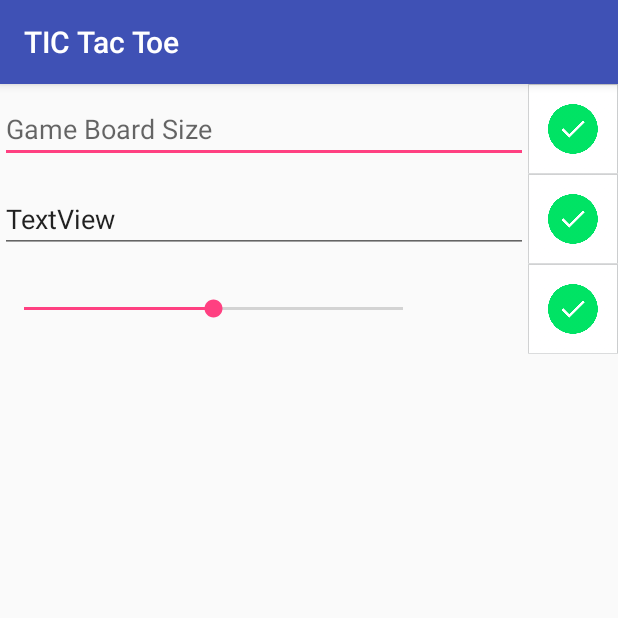
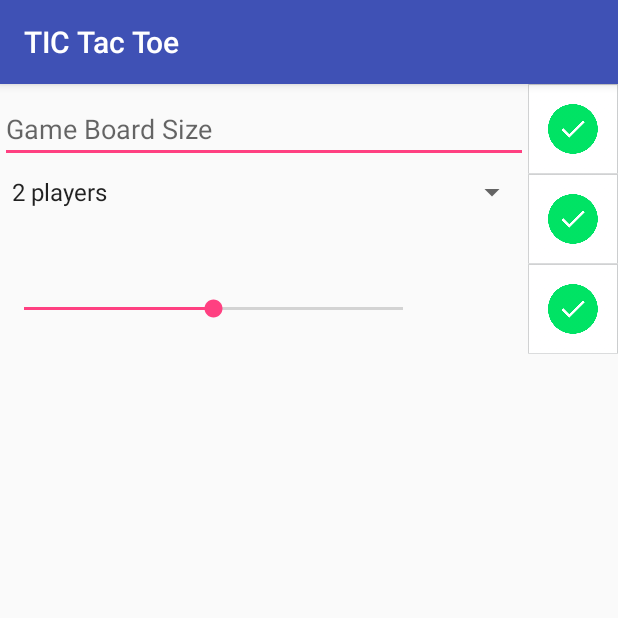
Before and after one commit to binyamin5555/SuperTicTacToe, an Android app: the screen it shows after launch (SettingsActivity), after a tap on "SETTINGS", on a phone screen of 412 x 824 dp, the top half of it. Run offline under Robolectric (Android 15) with nearby library versions, the phone set to English and light mode, and no system bars.

Commit message:
Added shared preferences and a spinner

```diff
--- a/TICTacToe/app/src/main/java/com/example/madmon/tictactoe/GameSettings.java
+++ b/TICTacToe/app/src/main/java/com/example/madmon/tictactoe/GameSettings.java
@@ -6,11 +6,15 @@ package com.example.madmon.tictactoe;
 
 public class GameSettings {
 
+    public static final String SHARED_PREFS_PLAYERS_NUM_SELECTED = "SHARED_PREFS_PLAYERS_NUM_SELECTED";
+
+
+
     public static final int DEFAULT_FAME_DIM = 3;
     public static final int DEFAULT_PERSISTANT_PERCENTAGE = 50;
+    public static final int MIN_NUMBER_OF_PLAYERS = 2;
 
     public static int gameDim = DEFAULT_FAME_DIM;
     public static int persistantTileAppearancePercentage = DEFAULT_PERSISTANT_PERCENTAGE;
 
-
 }
--- a/TICTacToe/app/src/main/java/com/example/madmon/tictactoe/MainMenuActivity.java
+++ b/TICTacToe/app/src/main/java/com/example/madmon/tictactoe/MainMenuActivity.java
@@ -1,6 +1,8 @@
 package com.example.madmon.tictactoe;
 
+import android.content.Context;
 import android.content.Intent;
+import android.content.SharedPreferences;
 import android.graphics.Color;
 import android.graphics.Point;
 import android.support.v7.app.AppCompatActivity;
@@ -12,6 +14,8 @@ import android.widget.GridLayout;
 import android.widget.RelativeLayout;
 import android.widget.Toast;
 
+import static com.example.madmon.tictactoe.GameSettings.SHARED_PREFS_PLAYERS_NUM_SELECTED;
+
 public class MainMenuActivity extends AppCompatActivity {
  public static boolean GameNode=false;
 
@@ -19,6 +23,17 @@ public class MainMenuActivity extends AppCompatActivity {
     protected void onCreate(Bundle savedInstanceState) {
         super.onCreate(savedInstanceState);
         setContentView(R.layout.activity_main_menu);
+
+        placeDefaultSharedPrefs();
+    }
+
+    private void placeDefaultSharedPrefs() {
+        SharedPreferences sharedPref = getPreferences(Context.MODE_PRIVATE);
+        if(!sharedPref.contains(SHARED_PREFS_PLAYERS_NUM_SELECTED)) {
+            SharedPreferences.Editor editor = sharedPref.edit();
+            editor.putInt(GameSettings.SHARED_PREFS_PLAYERS_NUM_SELECTED , GameSettings.MIN_NUMBER_OF_PLAYERS); //default number of players
+            editor.commit();
+        }
 
     }
 
--- a/TICTacToe/app/src/main/java/com/example/madmon/tictactoe/SettingsActivity.java
+++ b/TICTacToe/app/src/main/java/com/example/madmon/tictactoe/SettingsActivity.java
@@ -1,17 +1,28 @@
 package com.example.madmon.tictactoe;
 
+import android.content.Context;
+import android.content.SharedPreferences;
 import android.support.v7.app.AppCompatActivity;
 import android.os.Bundle;
 import android.util.Log;
 import android.view.View;
+import android.widget.AdapterView;
+import android.widget.ArrayAdapter;
 import android.widget.EditText;
 import android.widget.SeekBar;
+import android.widget.Spinner;
 import android.widget.TextView;
 import android.widget.Toast;
 
-public class SettingsActivity extends AppCompatActivity {
+import java.util.LinkedList;
+import java.util.List;
+
+import static com.example.madmon.tictactoe.GameSettings.SHARED_PREFS_PLAYERS_NUM_SELECTED;
+
+public class SettingsActivity extends AppCompatActivity implements AdapterView.OnItemSelectedListener {
 
     MagicRandomalitySettings magicRandomalitySettings;
+    Spinner numOfPlayersSpinner;
 
     @Override
     protected void onCreate(Bundle savedInstanceState) {
@@ -21,6 +32,26 @@ public class SettingsActivity extends AppCompatActivity {
         SeekBar sb = (SeekBar)findViewById(R.id.magicRandomalitySeek);
         TextView tv = (TextView) findViewById(R.id.randomalityDisplayText);
         magicRandomalitySettings = new MagicRandomalitySettings(sb , tv);
+        numOfPlayersSpinner = (Spinner) findViewById(R.id.spinnerPlayers);
+
+        List<String> list = new LinkedList<>();
+        for(int i = 1 ; i < PlayerTurn.values().length ; i++) { //2 players and above
+            list.add("" + (i+1) + " players");
+        }
+        ArrayAdapter<String> dataAdapter = new ArrayAdapter<String>(this, android.R.layout.simple_spinner_item, list);
+        dataAdapter.setDropDownViewResource(android.R.layout.simple_spinner_dropdown_item);
+        numOfPlayersSpinner.setAdapter(dataAdapter);
+        numOfPlayersSpinner.setOnItemSelectedListener(this);
+
+
+
+        SharedPreferences sharedPref = getPreferences(Context.MODE_PRIVATE);
+
+        if(sharedPref.contains(SHARED_PREFS_PLAYERS_NUM_SELECTED)) {
+            int indexOfItem = sharedPref.getInt(SHARED_PREFS_PLAYERS_NUM_SELECTED , 0) - GameSettings.MIN_NUMBER_OF_PLAYERS;
+            numOfPlayersSpinner.setSelection(indexOfItem);
+        }
+
     }
 
     public void confirmSetting(View v){
@@ -49,6 +80,28 @@ public class SettingsActivity extends AppCompatActivity {
 
         Toast.makeText(this , "updated information" , Toast.LENGTH_SHORT).show();
     }
+
+
+
+    @Override
+    public void onItemSelected(AdapterView<?> parent, View view, int position, long id) {
+        SharedPreferences sharedPref = getPreferences(Context.MODE_PRIVATE);
+        SharedPreferences.Editor editor = sharedPref.edit();
+
+        if(parent.equals(numOfPlayersSpinner)) {
+            editor.putInt(GameSettings.SHARED_PREFS_PLAYERS_NUM_SELECTED , position + GameSettings.MIN_NUMBER_OF_PLAYERS);
+        }
+
+        editor.commit();
+
+    }
+
+    @Override
+    public void onNothingSelected(AdapterView<?> parent) {
+
+    }
+
+
 
 
     public class MagicRandomalitySettings implements SeekBar.OnSeekBarChangeListener {
@@ -84,4 +137,6 @@ public class SettingsActivity extends AppCompatActivity {
 
         public int getPersistance(){return  persistance;}
     }
+
+
 }
--- a/TICTacToe/app/src/main/java/com/example/madmon/tictactoe/SinglePlayerActivity.java
+++ b/TICTacToe/app/src/main/java/com/example/madmon/tictactoe/SinglePlayerActivity.java
@@ -177,7 +177,7 @@ public class SinglePlayerActivity extends GameActivity {
             TTTButton tempHolder = new TTTButton(b);
 
             //change the button and simulate
-            simulateButtonPress(b , PlayerTurn.getNext(currentPlayer));   //TODO - simulate all other players
+            simulateButtonPress(b , PlayerTurn.getNext(currentPlayer , numOfPlayers));   //TODO - simulate all other players
             if(isGameEnd()) {
                 b.copyFromOther(tempHolder);    //return to prev state
                 return b;
--- a/TICTacToe/app/src/main/res/layout/activity_settings.xml
+++ b/TICTacToe/app/src/main/res/layout/activity_settings.xml
@@ -51,12 +51,10 @@
                 android:layout_width="match_parent"
                 android:layout_height="match_parent">
 
-                <EditText
-                    android:text="TextView"
-                    android:layout_width="wrap_content"
+                <Spinner
+                    android:id="@+id/spinnerPlayers"
+                    android:layout_width="match_parent"
                     android:layout_height="wrap_content"
-                    android:layout_gravity="center_vertical"
-                    android:id="@+id/textView3"
                     android:layout_weight="1" />
 
                 <ImageButton
```
Also changed, not shown: TICTacToe/app/src/main/java/com/example/madmon/tictactoe/GameActivity.java (+9 -1 lines), TICTacToe/app/src/main/java/com/example/madmon/tictactoe/PlayerTurn.java (+9 -2 lines).
